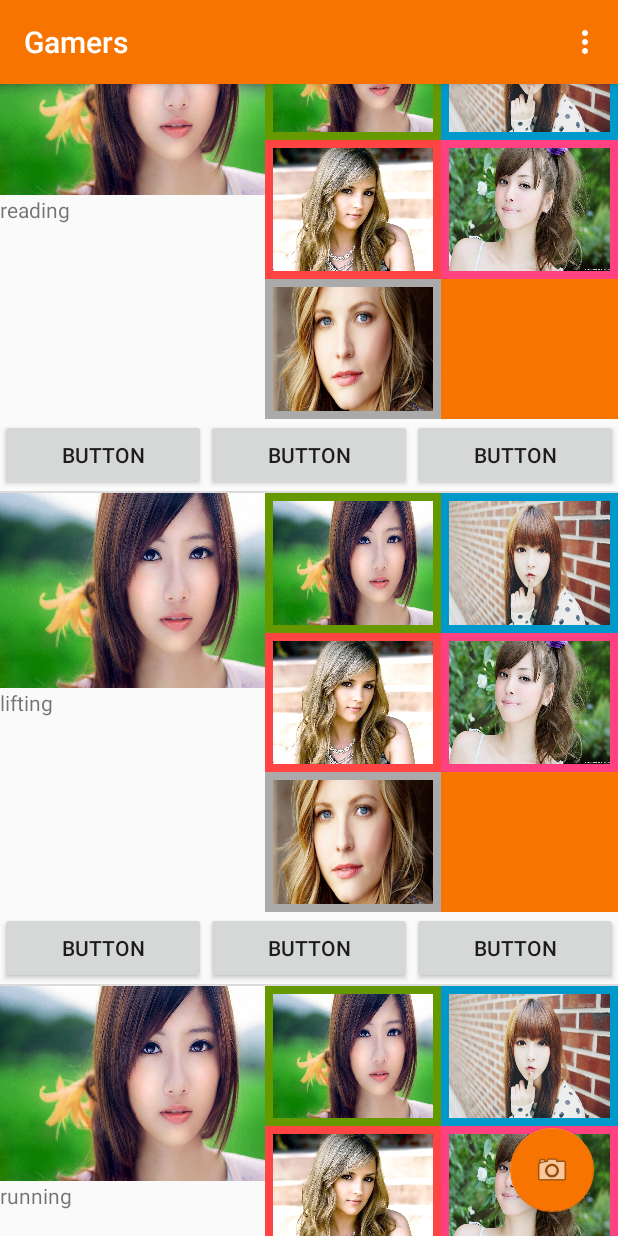
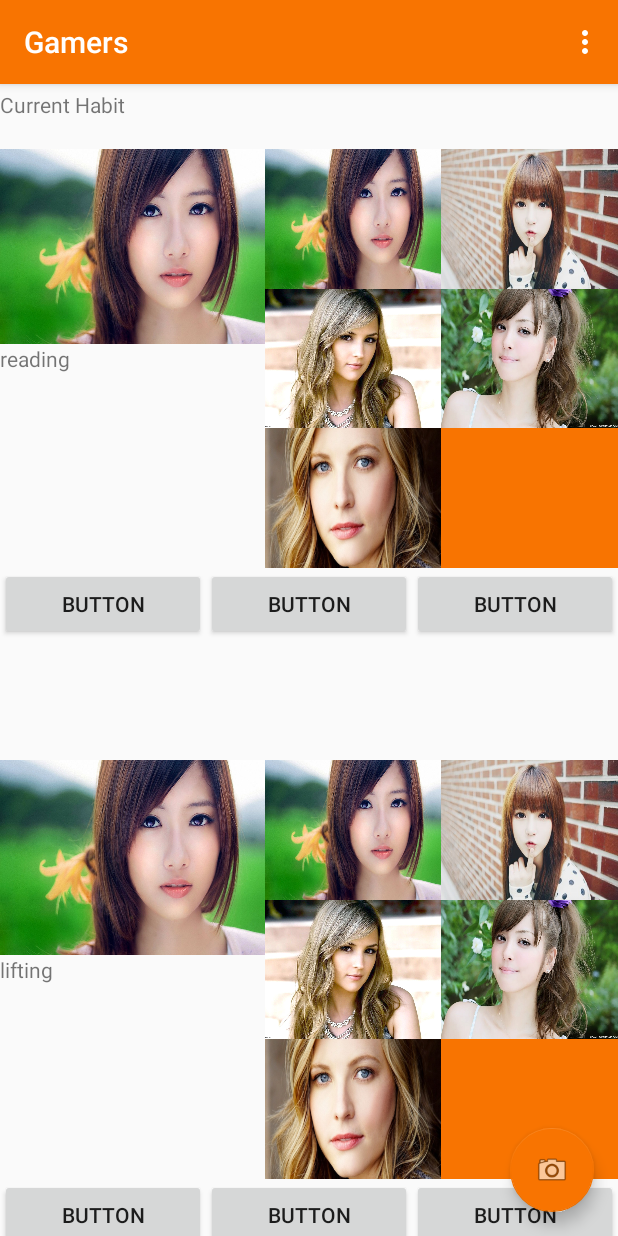
Before and after one commit to leanhduy1998/Challenge, an Android app: the screen it shows after launch (MainActivity), on a phone screen of 412 x 824 dp. Run offline under Robolectric (Android 15) with nearby library versions, the phone set to English and light mode, and no system bars.

Commit message:
update interface

```diff
--- a/app/src/main/res/layout/activity_main.xml
+++ b/app/src/main/res/layout/activity_main.xml
@@ -31,10 +31,26 @@
         app:srcCompat="@android:drawable/ic_menu_camera"
         app:backgroundTint="@color/darkOrange" />
 
-    <ListView
+    <LinearLayout
+        android:orientation="vertical"
         android:layout_width="match_parent"
         android:layout_height="match_parent"
+        android:layout_marginTop="60dp"
+        >
 
-        android:id="@+id/newFeedList" />
+        <TextView
+            android:text="Current Habit"
+            android:layout_width="match_parent"
+            android:layout_height="wrap_content"
+            android:id="@+id/currentHabitTextView" />
+
+        <ListView
+            android:layout_width="match_parent"
+            android:layout_height="match_parent"
+            android:divider="@android:color/transparent"
+            android:dividerHeight="80dp"
+            android:layout_marginTop="20dp"
+            android:id="@+id/newFeedList" />
+    </LinearLayout>
 
 </android.support.design.widget.CoordinatorLayout>
--- a/app/src/main/res/layout/new_feed_row.xml
+++ b/app/src/main/res/layout/new_feed_row.xml
@@ -74,7 +74,6 @@
                 android:background="@android:color/holo_green_dark"
                 android:id="@+id/imageView1"
 
-                android:padding="5dp"
                 android:layout_columnWeight="1"
                 android:layout_rowWeight="1"
 
@@ -90,7 +89,6 @@
                 android:background="@android:color/holo_blue_dark"
                 android:layout_columnWeight="1"
                 android:layout_rowWeight="1"
-                android:padding="5dp"
 
                 android:layout_row="0"
                 android:layout_column="1"
@@ -103,7 +101,6 @@
                 android:layout_width="0dp"
                 android:layout_height="0dp"
                 android:background="@android:color/darker_gray"
-                android:padding="5dp"
                 android:layout_columnWeight="1"
                 android:layout_rowWeight="1"
                 android:layout_row="2"
@@ -117,7 +114,6 @@
                 android:layout_width="0dp"
                 android:layout_height="0dp"
                 android:background="@android:color/holo_red_light"
-                android:padding="5dp"
                 android:layout_columnWeight="1"
                 android:layout_rowWeight="1"
                 android:layout_row="1"
@@ -131,7 +127,6 @@
                 android:layout_width="0dp"
                 android:layout_height="0dp"
                 android:background="@color/darkOrange"
-                android:padding="5dp"
                 android:layout_columnWeight="1"
                 android:layout_rowWeight="1"
                 android:layout_row="2"
@@ -147,7 +142,6 @@
                 android:background="?attr/colorAccent"
                 android:layout_columnWeight="1"
                 android:layout_rowWeight="1"
-                android:padding="5dp"
 
                 android:layout_row="1"
                 android:layout_column="1"
```
